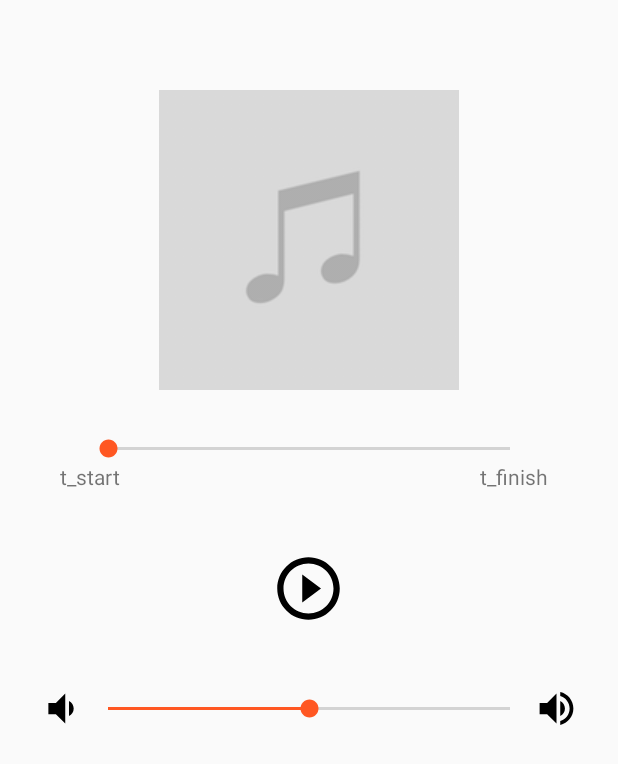
After one commit to luongtx/MusicPlayer, an Android app: the layout fragment_user_control.xml on its own in the app's theme, with its tools: preview values and no code run, on a phone screen of 412 x 824 dp. The commit adds this screen. Shown: the top 764 px of the screen. Run offline under Robolectric (Android 15) with nearby library versions, the phone set to English and light mode, and no system bars.

Commit message:
add playback

```diff
--- a/app/src/main/AndroidManifest.xml
+++ b/app/src/main/AndroidManifest.xml
@@ -4,15 +4,15 @@
 
     <uses-permission android:name="android.permission.WRITE_EXTERNAL_STORAGE"/>
     <uses-permission android:name="android.permission.READ_EXTERNAL_STORAGE"/>
+    <uses-permission android:name="android.permission.WAKE_LOCK"/>
+
     <application
         android:allowBackup="true"
         android:icon="@mipmap/ic_launcher"
         android:label="@string/app_name"
         android:roundIcon="@mipmap/ic_launcher_round"
         android:supportsRtl="true"
-        android:theme="@style/AppTheme.NoActionBar"
-        >
-
+        android:theme="@style/AppTheme.NoActionBar">
         <activity android:name=".MainActivity">
             <intent-filter>
                 <action android:name="android.intent.action.MAIN" />
--- a/app/src/main/java/com/example/mymusicapp/MainActivity.java
+++ b/app/src/main/java/com/example/mymusicapp/MainActivity.java
@@ -113,8 +113,8 @@ public class MainActivity extends AppCompatActivity {
         }
     }
 
-    public void songPicked(View view){
-        musicSrv.setSong(Integer.parseInt(view.getTag().toString()));
+    public void songPicked(int position){
+        musicSrv.setSong(position);
         musicSrv.playSong();
     }
 
--- a/app/src/main/java/com/example/mymusicapp/MusicService.java
+++ b/app/src/main/java/com/example/mymusicapp/MusicService.java
@@ -99,5 +99,4 @@ public class MusicService extends Service implements
     public void setSong(int songIndex){
         songPosn=songIndex;
     }
-
 }
--- a/app/src/main/java/com/example/mymusicapp/SongAdapter.java
+++ b/app/src/main/java/com/example/mymusicapp/SongAdapter.java
@@ -63,4 +63,5 @@ public class SongAdapter extends ArrayAdapter {
         viewHolder.tvArtist.setText(song.getArtist());
         return convertView;
     }
+
 }
--- a/app/src/main/java/com/example/mymusicapp/SongsFrag.java
+++ b/app/src/main/java/com/example/mymusicapp/SongsFrag.java
@@ -16,6 +16,7 @@ import android.provider.MediaStore;
 import android.view.LayoutInflater;
 import android.view.View;
 import android.view.ViewGroup;
+import android.widget.AdapterView;
 import android.widget.ListView;
 
 import java.util.ArrayList;
@@ -46,5 +47,12 @@ public class SongsFrag extends Fragment {
         ArrayList<Song> songs = ((MainActivity)getActivity()).getSongList();
         SongAdapter songAdapter = new SongAdapter(view.getContext(), R.layout.song_item, songs);
         lv_songs.setAdapter(songAdapter);
+
+        lv_songs.setOnItemClickListener(new AdapterView.OnItemClickListener() {
+            @Override
+            public void onItemClick(AdapterView<?> parent, View view, int position, long id) {
+                ((MainActivity)getActivity()).songPicked(position);
+            }
+        });
     }
 }
--- /dev/null
+++ b/app/src/main/res/drawable-v24/ic_end.xml
@@ -0,0 +1,9 @@
+<vector xmlns:android="http://schemas.android.com/apk/res/android"
+        android:width="24dp"
+        android:height="24dp"
+        android:viewportWidth="24.0"
+        android:viewportHeight="24.0">
+    <path
+        android:fillColor="#FF000000"
+        android:pathData="M19,6.41L17.59,5 12,10.59 6.41,5 5,6.41 10.59,12 5,17.59 6.41,19 12,13.41 17.59,19 19,17.59 13.41,12z"/>
+</vector>
--- /dev/null
+++ b/app/src/main/res/drawable-v24/ic_shuffle.xml
@@ -0,0 +1,9 @@
+<vector xmlns:android="http://schemas.android.com/apk/res/android"
+        android:width="24dp"
+        android:height="24dp"
+        android:viewportWidth="24.0"
+        android:viewportHeight="24.0">
+    <path
+        android:fillColor="#FF000000"
+        android:pathData="M10.59,9.17L5.41,4 4,5.41l5.17,5.17 1.42,-1.41zM14.5,4l2.04,2.04L4,18.59 5.41,20 17.96,7.46 20,9.5L20,4h-5.5zM14.83,13.41l-1.41,1.41 3.13,3.13L14.5,20L20,20v-5.5l-2.04,2.04 -3.13,-3.13z"/>
+</vector>
--- /dev/null
+++ b/app/src/main/res/drawable-v24/ic_volume_down.xml
@@ -0,0 +1,9 @@
+<vector xmlns:android="http://schemas.android.com/apk/res/android"
+        android:width="24dp"
+        android:height="24dp"
+        android:viewportWidth="24.0"
+        android:viewportHeight="24.0">
+    <path
+        android:fillColor="#FF000000"
+        android:pathData="M18.5,12c0,-1.77 -1.02,-3.29 -2.5,-4.03v8.05c1.48,-0.73 2.5,-2.25 2.5,-4.02zM5,9v6h4l5,5V4L9,9H5z"/>
+</vector>
--- /dev/null
+++ b/app/src/main/res/drawable-v24/ic_volume_up.xml
@@ -0,0 +1,9 @@
+<vector xmlns:android="http://schemas.android.com/apk/res/android"
+        android:width="24dp"
+        android:height="24dp"
+        android:viewportWidth="24.0"
+        android:viewportHeight="24.0">
+    <path
+        android:fillColor="#FF000000"
+        android:pathData="M3,9v6h4l5,5L12,4L7,9L3,9zM16.5,12c0,-1.77 -1.02,-3.29 -2.5,-4.03v8.05c1.48,-0.73 2.5,-2.25 2.5,-4.02zM14,3.23v2.06c2.89,0.86 5,3.54 5,6.71s-2.11,5.85 -5,6.71v2.06c4.01,-0.91 7,-4.49 7,-8.77s-2.99,-7.86 -7,-8.77z"/>
+</vector>
--- /dev/null
+++ b/app/src/main/res/drawable/ic_pause.xml
@@ -0,0 +1,9 @@
+<vector xmlns:android="http://schemas.android.com/apk/res/android"
+        android:width="24dp"
+        android:height="24dp"
+        android:viewportWidth="24.0"
+        android:viewportHeight="24.0">
+    <path
+        android:fillColor="#FF000000"
+        android:pathData="M9,16h2L11,8L9,8v8zM12,2C6.48,2 2,6.48 2,12s4.48,10 10,10 10,-4.48 10,-10S17.52,2 12,2zM12,20c-4.41,0 -8,-3.59 -8,-8s3.59,-8 8,-8 8,3.59 8,8 -3.59,8 -8,8zM13,16h2L15,8h-2v8z"/>
+</vector>
--- /dev/null
+++ b/app/src/main/res/drawable/ic_play.xml
@@ -0,0 +1,9 @@
+<vector xmlns:android="http://schemas.android.com/apk/res/android"
+        android:width="24dp"
+        android:height="24dp"
+        android:viewportWidth="24.0"
+        android:viewportHeight="24.0">
+    <path
+        android:fillColor="#FF000000"
+        android:pathData="M10,16.5l6,-4.5 -6,-4.5v9zM12,2C6.48,2 2,6.48 2,12s4.48,10 10,10 10,-4.48 10,-10S17.52,2 12,2zM12,20c-4.41,0 -8,-3.59 -8,-8s3.59,-8 8,-8 8,3.59 8,8 -3.59,8 -8,8z"/>
+</vector>
--- /dev/null
+++ b/app/src/main/res/layout/fragment_user_control.xml
@@ -0,0 +1,71 @@
+<?xml version="1.0" encoding="utf-8"?>
+<LinearLayout xmlns:android="http://schemas.android.com/apk/res/android"
+    xmlns:app="http://schemas.android.com/apk/res-auto"
+    xmlns:tools="http://schemas.android.com/tools"
+    android:layout_width="match_parent"
+    android:layout_height="match_parent"
+    tools:context="com.example.mymusicapp.MediaController"
+    android:orientation="vertical"
+    android:gravity="center_horizontal">
+
+    <ImageView
+        android:layout_width="wrap_content"
+        android:layout_height="wrap_content"
+        android:src="@drawable/pic"
+        android:layout_marginTop="60dp"/>
+
+    <SeekBar
+        android:id="@+id/positionBar"
+        android:layout_width="300dp"
+        android:layout_height="wrap_content"
+        android:layout_marginTop="30dp"/>
+
+    <LinearLayout
+        android:layout_width="match_parent"
+        android:layout_height="wrap_content">
+        <TextView
+            android:id="@+id/elapsedTimeLabel"
+            android:layout_width="wrap_content"
+            android:layout_height="wrap_content"
+            android:text="t_start"
+            android:layout_marginLeft="40dp"/>
+
+        <TextView
+            android:id="@+id/remainingTimeLabel"
+            android:layout_width="wrap_content"
+            android:layout_height="match_parent"
+            android:layout_marginStart="240dp"
+            android:text="t_finish" />
+    </LinearLayout>
+
+    <Button
+        android:id="@+id/playBtn"
+        android:layout_width="50dp"
+        android:layout_height="50dp"
+        android:background="@drawable/ic_play"
+        android:layout_marginTop="40dp"
+        android:onClick="playBtnClick"/>
+
+    <LinearLayout
+        android:layout_width="match_parent"
+        android:layout_height="wrap_content"
+        android:orientation="horizontal"
+        android:layout_marginTop="40dp"
+        android:gravity="center">
+        <ImageView
+            android:layout_width="30dp"
+            android:layout_height="30dp"
+            android:src="@drawable/ic_volume_down"/>
+        <SeekBar
+            android:id="@+id/volumeBar"
+            android:layout_width="300dp"
+            android:layout_height="wrap_content"
+            android:progress="50"
+            android:max="100"/>
+        <ImageView
+            android:layout_width="30dp"
+            android:layout_height="30dp"
+            android:src="@drawable/ic_volume_up"/>
+    </LinearLayout>
+
+</LinearLayout>
```
Also changed, not shown: app/src/main/res/drawable-v24/pic.png (added).
